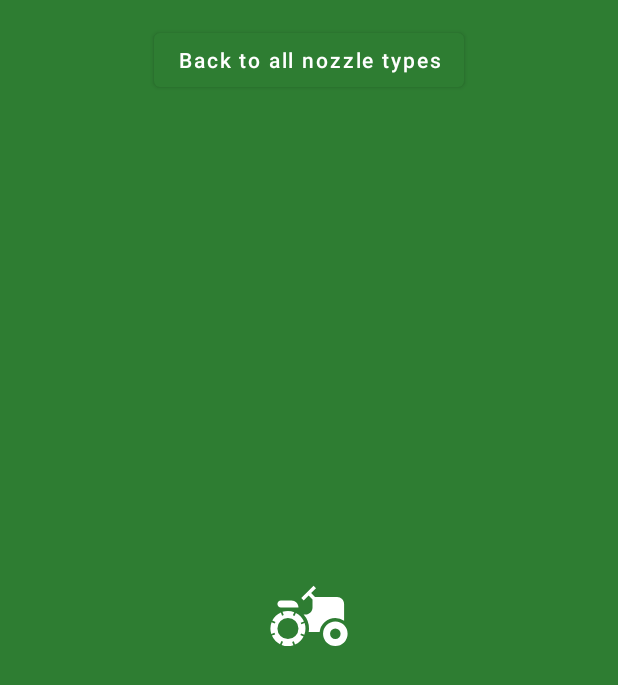
After one commit to pandulapeter/spray-app, an Android app: the layout item_nozzle_picker_all_types.xml on its own in the app's theme, with its tools: preview values and no code run, on a phone screen of 412 x 824 dp. The commit adds this screen. Shown: the top 685 px of the screen. Run offline under Robolectric (Android 15) with nearby library versions, the phone set to English and light mode, and no system bars.

Commit message:
Improve the appearance of the nozzle items.

```diff
--- a/presentation/src/main/java/com/gyorgyzoltan/sprayApp/presentation/feature/main/work/configuration/list/SelectedNozzleViewHolder.kt
+++ b/presentation/src/main/java/com/gyorgyzoltan/sprayApp/presentation/feature/main/work/configuration/list/SelectedNozzleViewHolder.kt
@@ -16,7 +16,7 @@
 ) : BaseViewHolder<ItemConfigurationSelectedNozzleBinding, SelectedNozzleViewHolder.UiModel>(binding) {
 
     init {
-        binding.nozzle.setOnClickListener {
+        binding.root.setOnClickListener {
             if (bindingAdapterPosition != RecyclerView.NO_POSITION) {
                 onItemClicked()
             }
--- a/presentation/src/main/java/com/gyorgyzoltan/sprayApp/presentation/feature/main/work/configuration/nozzlePicker/NozzlePickerFragment.kt
+++ b/presentation/src/main/java/com/gyorgyzoltan/sprayApp/presentation/feature/main/work/configuration/nozzlePicker/NozzlePickerFragment.kt
@@ -19,7 +19,8 @@
         scope = viewModel.viewModelScope,
         onTryAgainButtonPressed = { viewModel.loadData(true) },
         onNozzleSelected = viewModel::onNozzleSelected,
-        onNozzleTypeSelected = viewModel::onNozzleTypeSelected
+        onNozzleTypeSelected = viewModel::onNozzleTypeSelected,
+        onSeeAllTypesButtonPressed = { onBackPressed() }
     )
 
     override fun onViewCreated(view: View, savedInstanceState: Bundle?) {
--- a/presentation/src/main/java/com/gyorgyzoltan/sprayApp/presentation/feature/main/work/configuration/nozzlePicker/list/NozzlePickerAdapter.kt
+++ b/presentation/src/main/java/com/gyorgyzoltan/sprayApp/presentation/feature/main/work/configuration/nozzlePicker/list/NozzlePickerAdapter.kt
@@ -12,7 +12,8 @@
     scope: CoroutineScope,
     onTryAgainButtonPressed: () -> Unit,
     private val onNozzleSelected: (Nozzle) -> Unit,
-    private val onNozzleTypeSelected: (NozzleType) -> Unit
+    private val onNozzleTypeSelected: (NozzleType) -> Unit,
+    private val onSeeAllTypesButtonPressed: () -> Unit
 ) : BaseAdapter<NozzlePickerListItem>(scope, onTryAgainButtonPressed) {
 
     override fun getItemViewType(position: Int) = when (getItem(position)) {
@@ -20,6 +21,7 @@
         is NozzleTypeViewHolder.UiModel -> R.layout.item_nozzle_picker_nozzle_type
         is HeaderViewHolder.UiModel -> R.layout.item_nozzle_picker_header
         is EmptyViewHolder.UiModel -> R.layout.item_nozzle_picker_empty
+        is AllTypesViewHolder.UiModel -> R.layout.item_nozzle_picker_all_types
         else -> super.getItemViewType(position)
     }
 
@@ -28,6 +30,7 @@
         R.layout.item_nozzle_picker_nozzle_type -> NozzleTypeViewHolder.create(parent, onNozzleTypeSelected)
         R.layout.item_nozzle_picker_header -> HeaderViewHolder.create(parent)
         R.layout.item_nozzle_picker_empty -> EmptyViewHolder.create(parent)
+        R.layout.item_nozzle_picker_all_types -> AllTypesViewHolder.create(parent, onSeeAllTypesButtonPressed)
         else -> super.onCreateViewHolder(parent, viewType)
     }
 
@@ -36,6 +39,7 @@
         is NozzleTypeViewHolder -> holder.bind(getItem(position) as NozzleTypeViewHolder.UiModel)
         is HeaderViewHolder -> holder.bind(getItem(position) as HeaderViewHolder.UiModel)
         is EmptyViewHolder -> holder.bind(getItem(position) as EmptyViewHolder.UiModel)
+        is AllTypesViewHolder -> holder.bind(getItem(position) as AllTypesViewHolder.UiModel)
         else -> super.onBindViewHolder(holder, position)
     }
 }
--- a/presentation/src/main/res/layout/item_configuration_selected_nozzle.xml
+++ b/presentation/src/main/res/layout/item_configuration_selected_nozzle.xml
@@ -16,8 +16,7 @@
         android:layout_marginStart="@dimen/large_content_padding"
         android:layout_marginTop="@dimen/content_padding"
         android:layout_marginEnd="@dimen/large_content_padding"
-        android:layout_marginBottom="@dimen/content_padding"
-        android:background="?attr/selectableItemBackground">
+        android:layout_marginBottom="@dimen/content_padding">
 
         <TextView
             android:id="@+id/nozzle"
--- /dev/null
+++ b/presentation/src/main/res/layout/item_nozzle_picker_all_types.xml
@@ -0,0 +1,28 @@
+<?xml version="1.0" encoding="utf-8"?>
+<layout xmlns:android="http://schemas.android.com/apk/res/android">
+
+    <data>
+
+        <variable
+            name="uiModel"
+            type="com.gyorgyzoltan.sprayApp.presentation.feature.main.work.configuration.nozzlePicker.list.AllTypesViewHolder.UiModel" />
+
+    </data>
+
+    <FrameLayout
+        android:layout_width="match_parent"
+        android:layout_height="wrap_content"
+        android:paddingStart="@dimen/large_content_padding"
+        android:paddingTop="@dimen/large_content_padding"
+        android:paddingEnd="@dimen/large_content_padding">
+
+        <com.google.android.material.button.MaterialButton
+            android:id="@+id/see_all_types_button"
+            android:layout_width="wrap_content"
+            android:layout_height="wrap_content"
+            android:layout_gravity="center"
+            android:text="@string/nozzle_picker_see_all_nozzle_types" />
+
+    </FrameLayout>
+
+</layout>
--- a/presentation/src/main/res/values/strings.xml
+++ b/presentation/src/main/res/values/strings.xml
@@ -32,6 +32,7 @@
     <string name="nozzle_picker_no_nozzle_types_found">No nozzle types found.</string>
     <string name="nozzle_picker_hint_select_nozzle">Select the nozzle of type %s you will be using.</string>
     <string name="nozzle_picker_no_nozzles_found">No nozzles found for type %s.</string>
+    <string name="nozzle_picker_see_all_nozzle_types">Back to all nozzle types</string>
 
     <!-- Connection -->
     <string name="work_placeholder"><b>Coming soon…</b>\n\n• Work mode (automatic / manual / test)\n• Pairing / connection flow</string>
```
Also changed, not shown: presentation/src/main/java/com/gyorgyzoltan/sprayApp/presentation/feature/main/work/configuration/nozzlePicker/NozzlePickerViewModel.kt (+7 -3 lines), presentation/src/main/java/com/gyorgyzoltan/sprayApp/presentation/feature/main/work/configuration/nozzlePicker/list/AllTypesViewHolder.kt (added, +40 -0 lines), presentation/src/main/java/com/gyorgyzoltan/sprayApp/presentation/feature/main/work/configuration/nozzlePicker/list/NozzleViewHolder.kt (+4 -5 lines), presentation/src/main/res/layout/item_nozzle_picker_nozzle.xml (+13 -24 lines).
